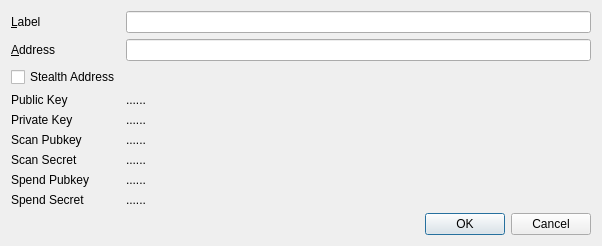
Above: src/qt/forms/editaddressdialog.ui from feathercoin2/Feathercoin2 before the change. Below: the same form after it.
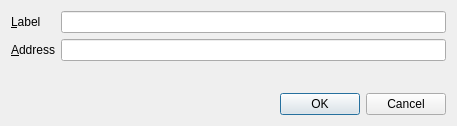
That is the form after the change. Custom widgets are drawn as their Qt base class.

Patch:
```diff
--- a/src/qt/forms/editaddressdialog.ui
+++ b/src/qt/forms/editaddressdialog.ui
@@ -6,8 +6,8 @@
    <rect>
     <x>0</x>
     <y>0</y>
-    <width>602</width>
-    <height>236</height>
+    <width>457</width>
+    <height>126</height>
    </rect>
   </property>
   <property name="windowTitle">
@@ -53,104 +53,6 @@
        </property>
       </widget>
      </item>
-     <item row="2" column="0">
-      <widget class="QCheckBox" name="stealthCB">
-       <property name="text">
-        <string>Stealth Address</string>
-       </property>
-      </widget>
-     </item>
-     <item row="3" column="0">
-      <widget class="QLabel" name="label_3">
-       <property name="text">
-        <string>Public Key</string>
-       </property>
-      </widget>
-     </item>
-     <item row="4" column="0">
-      <widget class="QLabel" name="label_4">
-       <property name="text">
-        <string>Private Key</string>
-       </property>
-      </widget>
-     </item>
-     <item row="2" column="1">
-      <widget class="QLabel" name="label_5">
-       <property name="text">
-        <string/>
-       </property>
-      </widget>
-     </item>
-     <item row="3" column="1">
-      <widget class="QLabel" name="lblPubkey">
-       <property name="text">
-        <string>......</string>
-       </property>
-      </widget>
-     </item>
-     <item row="4" column="1">
-      <widget class="QLabel" name="lblPrikey">
-       <property name="text">
-        <string>......</string>
-       </property>
-      </widget>
-     </item>
-     <item row="5" column="0">
-      <widget class="QLabel" name="label_8">
-       <property name="text">
-        <string>Scan Pubkey</string>
-       </property>
-      </widget>
-     </item>
-     <item row="6" column="0">
-      <widget class="QLabel" name="label_9">
-       <property name="text">
-        <string>Scan Secret</string>
-       </property>
-      </widget>
-     </item>
-     <item row="7" column="0">
-      <widget class="QLabel" name="lblSpendPubkeyT">
-       <property name="text">
-        <string>Spend Pubkey</string>
-       </property>
-      </widget>
-     </item>
-     <item row="8" column="0">
-      <widget class="QLabel" name="lblSpendSecretT">
-       <property name="text">
-        <string>Spend Secret</string>
-       </property>
-      </widget>
-     </item>
-     <item row="5" column="1">
-      <widget class="QLabel" name="lblScanPubkey">
-       <property name="text">
-        <string>......</string>
-       </property>
-      </widget>
-     </item>
-     <item row="6" column="1">
-      <widget class="QLabel" name="lblScanSecret">
-       <property name="text">
-        <string>......</string>
-       </property>
-      </widget>
-     </item>
-     <item row="7" column="1">
-      <widget class="QLabel" name="lblSpendPubkey">
-       <property name="text">
-        <string>......</string>
-       </property>
-      </widget>
-     </item>
-     <item row="8" column="1">
-      <widget class="QLabel" name="lblSpendSecret">
-       <property name="text">
-        <string>......</string>
-       </property>
-      </widget>
-     </item>
     </layout>
    </item>
    <item>
```
